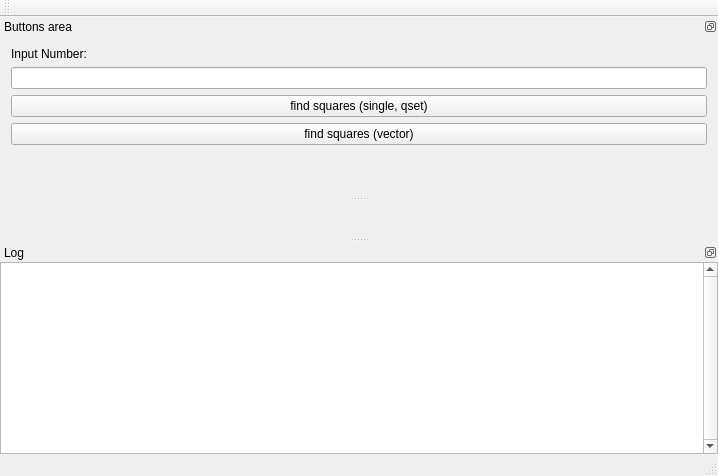
Qt form squareSumUI.ui (Mar4eli/squareSum) before a commit.
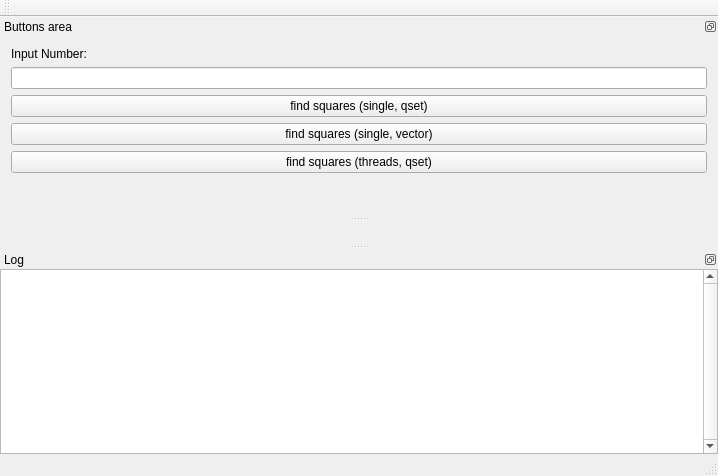
The same form after that commit.

Diff of the .ui file:
```diff
--- a/squareSumUI.ui
+++ b/squareSumUI.ui
@@ -122,7 +122,14 @@
      <item>
       <widget class="QPushButton" name="findSquaresVector">
        <property name="text">
-        <string>find squares (vector)</string>
+        <string>find squares (single, vector)</string>
+       </property>
+      </widget>
+     </item>
+     <item>
+      <widget class="QPushButton" name="threadsFindSquares">
+       <property name="text">
+        <string>find squares (threads, qset)</string>
        </property>
       </widget>
      </item>
```
